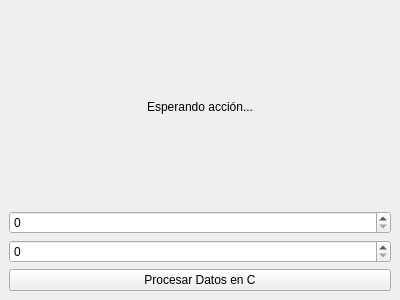
First picture: the form in src/gui/mainwindow.ui, repository WilberGuerra515/proyecto-ps-2026a, before the edit.
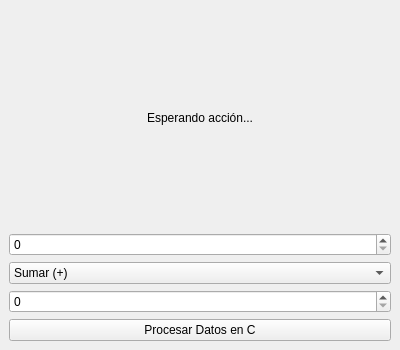
Second picture: the form after the edit.

Commit message: Implementando multiples operaciones con Enums de C, modificando la interfaz para seleccion de operacion

Diff of the .ui file:
```diff
--- a/src/gui/mainwindow.ui
+++ b/src/gui/mainwindow.ui
@@ -7,7 +7,7 @@
     <x>0</x>
     <y>0</y>
     <width>400</width>
-    <height>300</height>
+    <height>350</height>
    </rect>
   </property>
   <property name="windowTitle">
@@ -28,6 +28,25 @@
     <item>
      <widget class="QSpinBox" name="spinNum1"/>
     </item>
+    <item>
+     <widget class="QComboBox" name="comboOp">
+      <item>
+       <property name="text">
+        <string>Sumar (+)</string>
+       </property>
+      </item>
+      <item>
+       <property name="text">
+        <string>Restar (-)</string>
+       </property>
+      </item>
+      <item>
+       <property name="text">
+        <string>Multiplicar (*)</string>
+       </property>
+      </item>
+     </widget>
+    </item>
     <item>
      <widget class="QSpinBox" name="spinNum2"/>
     </item>
```
The commit also changes 3 other files.
